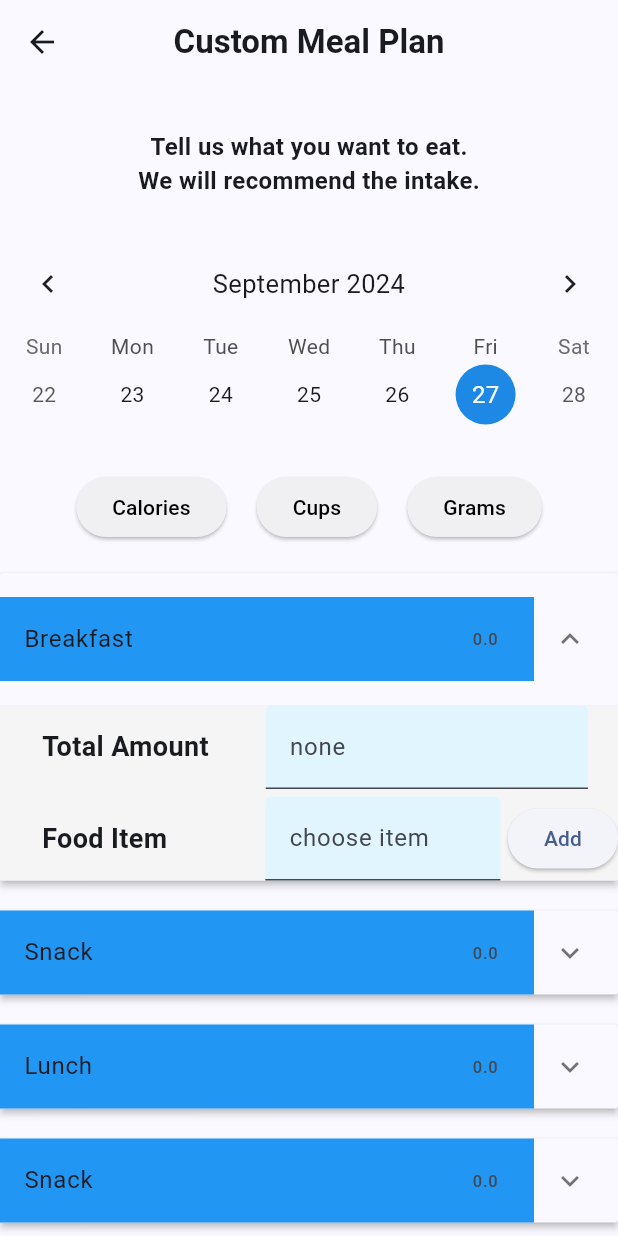
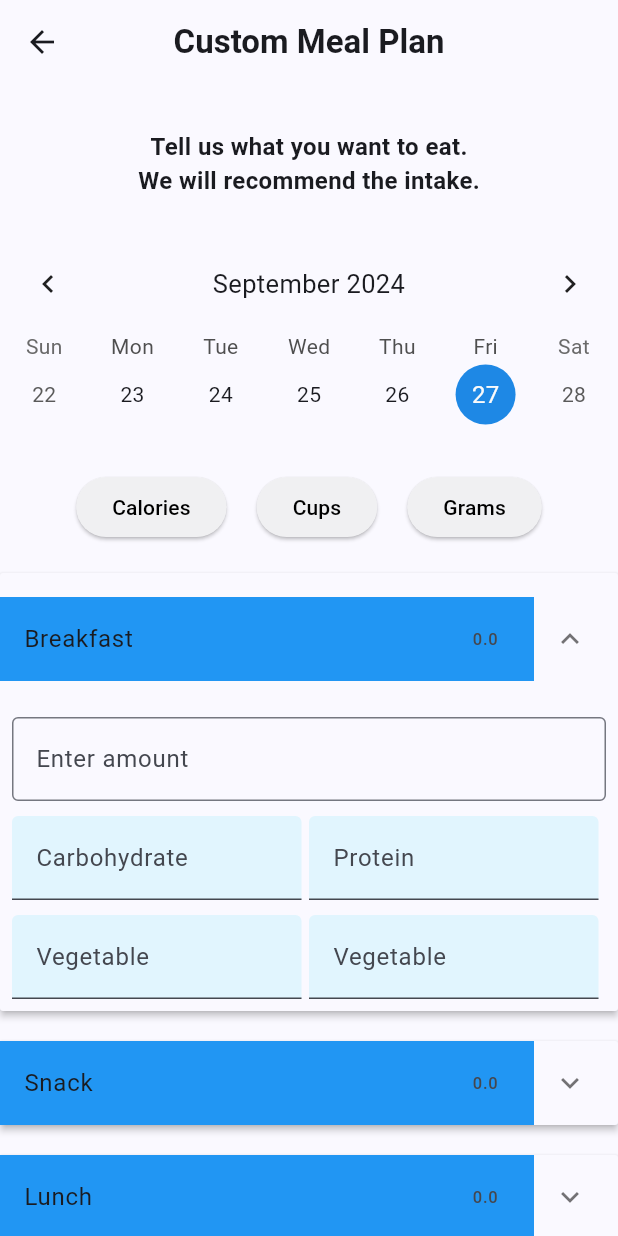
Before and after one commit to Platinum-Saber/Mecha_24, a Flutter app: the CustomMealPlanPageGenerator screen opened directly, after a tap on the "expand more" icon, on a phone screen of 412 x 824 dp. Run offline on Flutter 3.47's test engine with Material 3 defaults, Android fonts, the light colour scheme and no system bars; drawn by our look-alikes of table_calendar; our stand-ins replace pie_chart, shared_preferences; accounts and stored records are empty.

Commit message:
add fields for carb, prot, veges and snacks in custom meal paln page input fields

```diff
--- a/client/nutrimithu/lib/Resources/assets.dart
+++ b/client/nutrimithu/lib/Resources/assets.dart
@@ -366,15 +366,15 @@ class _CustomDropDownBoxState extends State<CustomDropDownBox> {
   Widget build(BuildContext context) {
     return Row(
       children: [
-        const SizedBox(width: 20),
-        Padding(
-          padding: const EdgeInsets.all(8.0),
-          child: Text(
-            widget.prefixText,
-            style: const TextStyle(fontSize: 18, fontWeight: FontWeight.bold),
-          ),
-        ),
-        const SizedBox(width: 10),
+        // const SizedBox(width: 20),
+        // Padding(
+        //   padding: const EdgeInsets.all(8.0),
+        //   child: Text(
+        //     widget.prefixText,
+        //     style: const TextStyle(fontSize: 18, fontWeight: FontWeight.bold),
+        //   ),
+        // ),
+        // const SizedBox(width: 10),
         Expanded(
           child: SingleChildScrollView(
             child: Autocomplete<String>(
@@ -410,19 +410,19 @@ class _CustomDropDownBoxState extends State<CustomDropDownBox> {
           ),
         ),
         const SizedBox(width: 5),
-        ElevatedButton(
-          // Step 2: Create an add button
-          child: const Text('Add'),
-          onPressed: () {
-            setState(() {
-              if (_controller.text != '') {
-                widget.mealItems.add(_controller.text);
-                _controller.clear();
-              }
-            });
-            _controller.clear(); // Clear the text field
-          },
-        ),
+        // ElevatedButton(
+        //   // Step 2: Create an add button
+        //   child: const Text('Add'),
+        //   onPressed: () {
+        //     setState(() {
+        //       if (_controller.text != '') {
+        //         widget.mealItems.add(_controller.text);
+        //         _controller.clear();
+        //       }
+        //     });
+        //     _controller.clear(); // Clear the text field
+        //   },
+        // ),
       ],
     );
   }
@@ -656,42 +656,129 @@ class _CustomExpandingWidget extends State<CustomExpandingWidget> {
                 );
               },
               body: Container(
-                color: Colors.grey[100],
+                child: (widget.listTitle == 'Breakfast' ||
+                        widget.listTitle == 'Lunch' ||
+                        widget.listTitle == 'Dinner')
+                    ? Padding(
+                        padding: const EdgeInsets.all(8.0),
                         child: Column(
-                  children: <Widget>[
-                    CustomTextInputBox(
-                        placeholder: widget.units,
-                        prefixText: 'Total Amount',
-                        fontSize1: 18,
+                          children: [
+                            TextField(
+                              // obscureText: true,
+                              decoration: InputDecoration(
+                                border: OutlineInputBorder(),
+                                labelText: 'Enter amount',
+                                suffix: Text(widget.units),
+                              ),
                               onChanged: (value) {
                                 setState(() {
                                   widget.amount.value = double.parse(value);
                                 });
-                        }),
-                    const SizedBox(
-                      height: 5,
+                              },
                             ),
-                    CustomDropDownBox(
-                      placeholder: 'choose item',
-                      prefixText: 'Food Item          ',
+                            SizedBox(height: 10),
+                            Row(
+                              children: [
+                                Expanded(
+                                  child: CustomDropDownBox(
+                                    placeholder: 'Carbohydrate',
+                                    prefixText: 'Carbohydrate    ',
                                     suggestions: widget.suggestions,
                                     onChanged: widget.onChanged,
                                     mealItems: widget.mealItems,
                                   ),
-                    ...widget.mealItems.map(
-                      (item) => SmallCard(
-                        text_: item,
-                        onPressed: () {
-                          setState(() {
-                            widget.mealItems.remove(item);
-                            print(widget.mealItems);
-                          });
-                        },
+                                ),
+                                Expanded(
+                                  child: CustomDropDownBox(
+                                    placeholder: 'Protein',
+                                    prefixText: 'Protein               ',
+                                    suggestions: widget.suggestions,
+                                    onChanged: widget.onChanged,
+                                    mealItems: widget.mealItems,
                                   ),
                                 ),
                               ],
                             ),
+                            SizedBox(height: 10),
+                            Row(
+                              children: [
+                                Expanded(
+                                  child: CustomDropDownBox(
+                                    placeholder: 'Vegetable',
+                                    prefixText: 'Vegetable    ',
+                                    suggestions: widget.suggestions,
+                                    onChanged: widget.onChanged,
+                                    mealItems: widget.mealItems,
                                   ),
+                                ),
+                                Expanded(
+                                  child: CustomDropDownBox(
+                                    placeholder: 'Vegetable',
+                                    prefixText: 'Vegetable               ',
+                                    suggestions: widget.suggestions,
+                                    onChanged: widget.onChanged,
+                                    mealItems: widget.mealItems,
+                                  ),
+                                ),
+                              ],
+                            ),
+                          ],
+                        ),
+                      )
+                    : Column(children: [
+                        SizedBox(height: 10),
+                        Row(children: [
+                          SizedBox(width: 8),
+                          Expanded(
+                              child: CustomDropDownBox(
+                            placeholder: 'Choose Snack',
+                            prefixText: 'Snack',
+                            suggestions: widget.suggestions,
+                            onChanged: widget.onChanged,
+                            mealItems: widget.mealItems,
+                          )),
+                          SizedBox(width: 8),
+                        ]),
+                        SizedBox(height: 10),
+                      ]),
+              ),
+              // body: Container(
+              //   color: Colors.grey[100],
+              //   child: Column(
+              //     children: <Widget>[
+              //       CustomTextInputBox(
+              //           placeholder: widget.units,
+              //           prefixText: 'Total Amount',
+              //           fontSize1: 18,
+              //           onChanged: (value) {
+              //             setState(() {
+              //               widget.amount.value = double.parse(value);
+              //             });
+              //           }),
+              //       const SizedBox(
+              //         height: 5,
+              //       ),
+              //       CustomDropDownBox(
+              //         placeholder: 'choose item',
+              //         prefixText: 'Food Item          ',
+              //         suggestions: widget.suggestions,
+              //         onChanged: widget.onChanged,
+              //         mealItems: widget.mealItems,
+              //       ),
+              //       ...widget.mealItems.map(
+              //         (item) => SmallCard(
+              //           text_: item,
+              //           onPressed: () {
+              //             setState(() {
+              //               widget.mealItems.remove(item);
+              //               print(widget.mealItems);
+              //             });
+              //           },
+              //         ),
+              //       ),
+              //     ],
+              //   ),
+              // ),
               isExpanded: _isExpanded,
             ),
           ],
```
Lines whose indentation alone changed are shown as unchanged.
